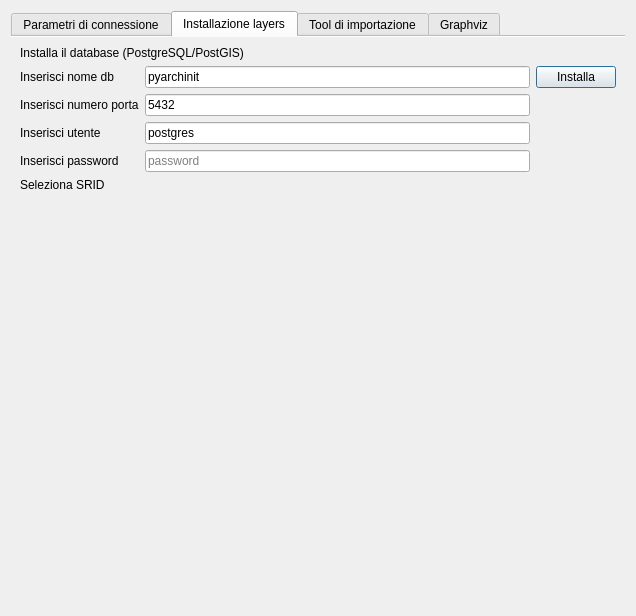
First picture: the form in gui/ui/pyarchinitConfigDialog.ui, repository pyarchinit/pyarchinit, before the edit.
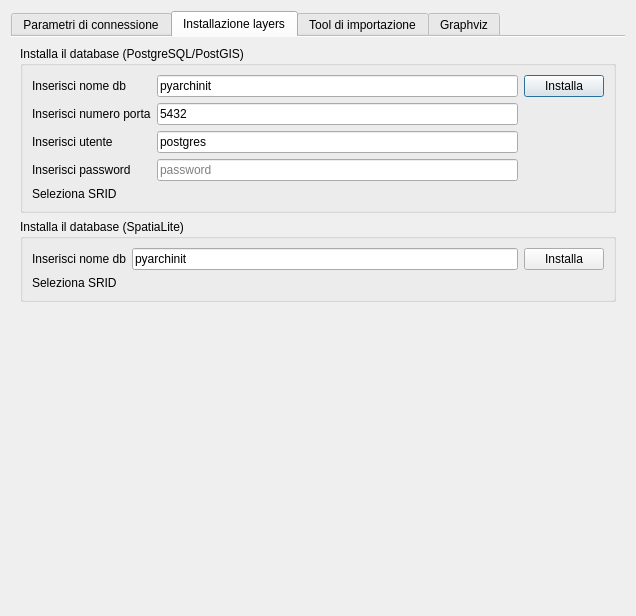
Second picture: the form after the edit. The open tabs and pages were chosen to show the change. Icons and pictures are not drawn. Custom widgets are drawn as their Qt base class.

```diff
--- a/gui/ui/pyarchinitConfigDialog.ui
+++ b/gui/ui/pyarchinitConfigDialog.ui
@@ -316,15 +316,14 @@
       <attribute name="title">
        <string>Installazione layers</string>
       </attribute>
-      <layout class="QGridLayout" name="gridLayout_5">
+      <layout class="QGridLayout" name="gridLayout_9">
        <item row="0" column="0">
-        <widget class="QLabel" name="label_6">
-         <property name="text">
+        <widget class="QGroupBox" name="groupBox">
+         <property name="title">
           <string>Installa il database (PostgreSQL/PostGIS)</string>
          </property>
-        </widget>
-       </item>
-       <item row="1" column="0">
+         <layout class="QGridLayout" name="gridLayout_7">
+          <item row="0" column="0">
         <layout class="QGridLayout" name="gridLayout_3">
          <item row="1" column="1">
           <widget class="QLineEdit" name="lineEdit_port_db">
@@ -439,6 +438,71 @@
           </widget>
          </item>
         </layout>
+          </item>
+         </layout>
+        </widget>
+       </item>
+       <item row="1" column="0">
+        <widget class="QGroupBox" name="groupBox_2">
+         <property name="title">
+          <string>Installa il database (SpatiaLite)</string>
+         </property>
+         <layout class="QGridLayout" name="gridLayout_8">
+          <item row="0" column="0">
+           <layout class="QGridLayout" name="gridLayout_5">
+            <item row="1" column="1">
+             <widget class="QgsProjectionSelectionWidget" name="selectorCrsWidget_sl" native="true"/>
+            </item>
+            <item row="0" column="3">
+             <widget class="QPushButton" name="pushButton_crea_database_sl">
+              <property name="enabled">
+               <bool>true</bool>
+              </property>
+              <property name="text">
+               <string>Installa</string>
+              </property>
+             </widget>
+            </item>
+            <item row="0" column="1">
+             <widget class="QLineEdit" name="lineEdit_dbname_sl">
+              <property name="inputMethodHints">
+               <set>Qt::ImhNone</set>
+              </property>
+              <property name="text">
+               <string>pyarchinit</string>
+              </property>
+              <property name="dragEnabled">
+               <bool>false</bool>
+              </property>
+              <property name="readOnly">
+               <bool>false</bool>
+              </property>
+              <property name="placeholderText">
+               <string>db name</string>
+              </property>
+             </widget>
+            </item>
+            <item row="0" column="0">
+             <widget class="QLabel" name="label_14">
+              <property name="toolTip">
+               <string>&lt;html&gt;&lt;head/&gt;&lt;body&gt;&lt;p&gt;&lt;span style=&quot; font-size:10pt;&quot;&gt;Puoi inserire un nome differente da quello presente&lt;/span&gt;&lt;/p&gt;&lt;/body&gt;&lt;/html&gt;</string>
+              </property>
+              <property name="text">
+               <string>Inserisci nome db</string>
+              </property>
+             </widget>
+            </item>
+            <item row="1" column="0">
+             <widget class="QLabel" name="label_13">
+              <property name="text">
+               <string>Seleziona SRID</string>
+              </property>
+             </widget>
+            </item>
+           </layout>
+          </item>
+         </layout>
+        </widget>
        </item>
        <item row="2" column="0">
         <spacer name="verticalSpacer_2">
```
Lines whose indentation alone changed are shown as unchanged.
